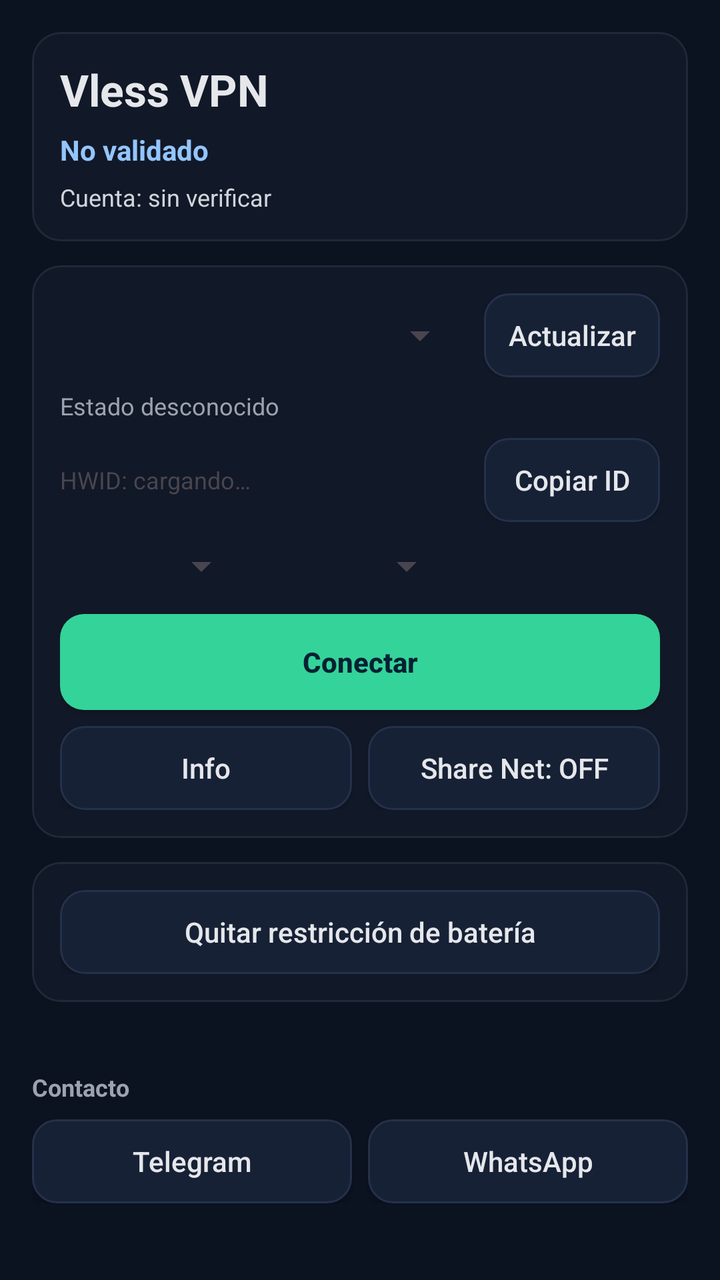
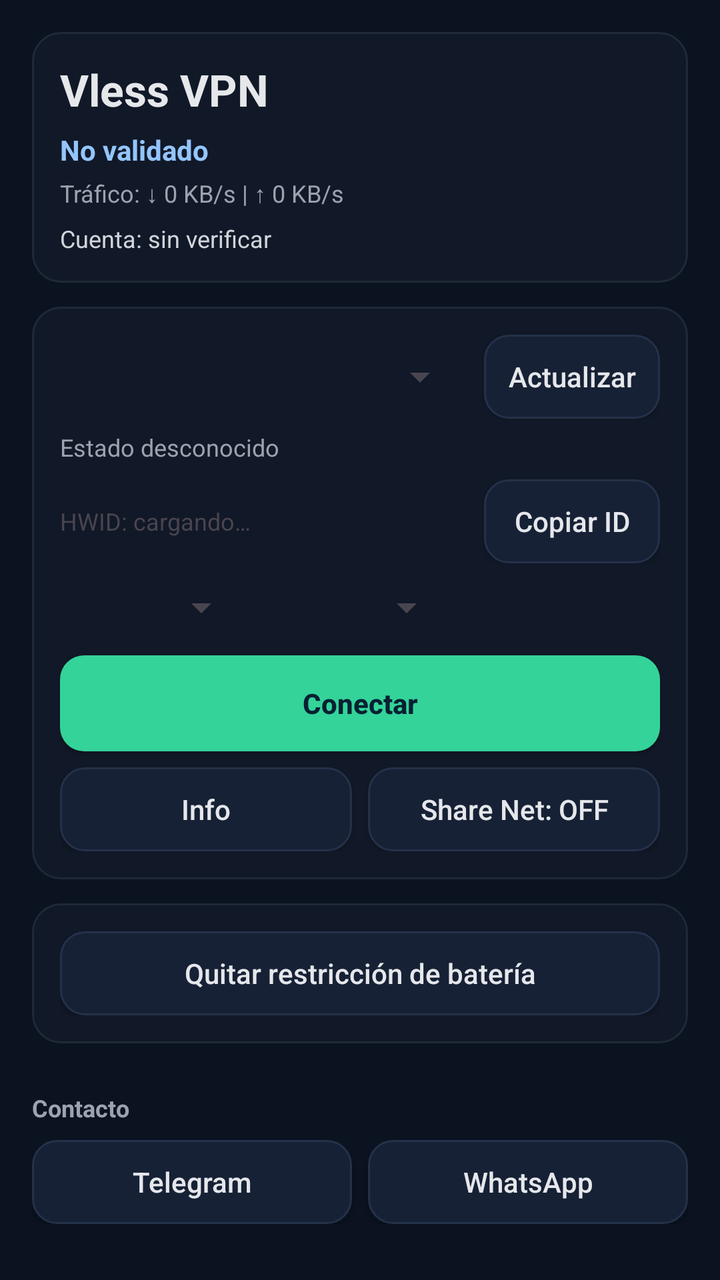

Screens rendered from an Android XML layout before and after an edit, with the pre-edit source and the edit as a unified diff.
<!-- AndroidManifest.xml: application theme Theme.LocalVpnProxy -->
<!-- res/layout/activity_main.xml -->
<?xml version="1.0" encoding="utf-8"?>
<androidx.constraintlayout.widget.ConstraintLayout xmlns:android="http://schemas.android.com/apk/res/android"
    xmlns:app="http://schemas.android.com/apk/res-auto"
    android:layout_width="match_parent"
    android:layout_height="match_parent"
    android:background="#0B1220"
    android:padding="16dp">

    <LinearLayout
        android:id="@+id/headerCard"
        android:layout_width="0dp"
        android:layout_height="wrap_content"
        android:background="@drawable/card_surface"
        android:orientation="vertical"
        android:padding="14dp"
        app:layout_constraintEnd_toEndOf="parent"
        app:layout_constraintStart_toStartOf="parent"
        app:layout_constraintTop_toTopOf="parent">

        <TextView
            android:layout_width="match_parent"
            android:layout_height="wrap_content"
            android:text="@string/app_name"
            android:textColor="#E5E7EB"
            android:textSize="22sp"
            android:textStyle="bold" />

        <TextView
            android:id="@+id/statusLabel"
            android:layout_width="match_parent"
            android:layout_height="wrap_content"
            android:layout_marginTop="6dp"
            android:text="@string/status_not_validated"
            android:textColor="#93C5FD"
            android:textSize="14sp"
            android:textStyle="bold" />

        <TextView
            android:id="@+id/accountLabel"
            android:layout_width="match_parent"
            android:layout_height="wrap_content"
            android:layout_marginTop="6dp"
            android:text="@string/account_unknown"
            android:textColor="#D1D5DB"
            android:textSize="12sp" />
    </LinearLayout>

    <LinearLayout
        android:id="@+id/configCard"
        android:layout_width="0dp"
        android:layout_height="wrap_content"
        android:layout_marginTop="12dp"
        android:background="@drawable/card_surface"
        android:orientation="vertical"
        android:padding="14dp"
        app:layout_constraintEnd_toEndOf="parent"
        app:layout_constraintStart_toStartOf="parent"
        app:layout_constraintTop_toBottomOf="@id/headerCard">

        <LinearLayout
            android:layout_width="match_parent"
            android:layout_height="wrap_content"
            android:gravity="center_vertical"
            android:orientation="horizontal">

            <Spinner
                android:id="@+id/serverSpinner"
                android:layout_width="0dp"
                android:layout_height="wrap_content"
                android:layout_weight="1" />

            <Button
                android:id="@+id/updateServersButton"
                android:layout_width="wrap_content"
                android:layout_height="wrap_content"
                android:layout_marginStart="8dp"
                android:background="@drawable/button_ghost"
                android:minHeight="42dp"
                android:text="@string/update_servers"
                android:textAllCaps="false"
                android:textColor="#E5E7EB" />
        </LinearLayout>

        <TextView
            android:id="@+id/serverStateLabel"
            android:layout_width="match_parent"
            android:layout_height="wrap_content"
            android:layout_marginTop="6dp"
            android:text="@string/server_state_unknown"
            android:textColor="#9CA3AF"
            android:textSize="12sp" />

        <LinearLayout
            android:layout_width="match_parent"
            android:layout_height="wrap_content"
            android:layout_marginTop="8dp"
            android:gravity="center_vertical"
            android:orientation="horizontal">

            <TextView
                android:id="@+id/hwidLabel"
                android:layout_width="0dp"
                android:layout_height="wrap_content"
                android:layout_weight="1"
                android:text="@string/hwid_label"
                android:textSize="12sp" />

            <Button
                android:id="@+id/copyIdButton"
                android:layout_width="wrap_content"
                android:layout_height="wrap_content"
                android:background="@drawable/button_ghost"
                android:minHeight="42dp"
                android:paddingHorizontal="12dp"
                android:text="@string/copy_id"
                android:textAllCaps="false"
                android:textColor="#E5E7EB" />
        </LinearLayout>

        <LinearLayout
            android:layout_width="match_parent"
            android:layout_height="wrap_content"
            android:layout_marginTop="10dp"
            android:gravity="center_vertical"
            android:orientation="horizontal">

            <Spinner
                android:id="@+id/tunStackSpinner"
                android:layout_width="0dp"
                android:layout_height="wrap_content"
                android:layout_weight="1" />

            <Spinner
                android:id="@+id/muxProtocolSpinner"
                android:layout_width="0dp"
                android:layout_height="wrap_content"
                android:layout_marginStart="8dp"
                android:layout_weight="1" />

            <Spinner
                android:id="@+id/muxStreamsSpinner"
                android:layout_width="0dp"
                android:layout_height="wrap_content"
                android:layout_marginStart="8dp"
                android:layout_weight="1"
                android:background="@drawable/button_ghost" />
        </LinearLayout>

        <Button
            android:id="@+id/startVpnButton"
            android:layout_width="match_parent"
            android:layout_height="wrap_content"
            android:layout_marginTop="12dp"
            android:background="@drawable/button_primary"
            android:minHeight="48dp"
            android:text="@string/start_vpn"
            android:textAllCaps="false"
            android:textColor="#062032"
            android:textStyle="bold" />

        <LinearLayout
            android:layout_width="match_parent"
            android:layout_height="wrap_content"
            android:layout_marginTop="8dp"
            android:orientation="horizontal">

            <Button
                android:id="@+id/infoButton"
                android:layout_width="0dp"
                android:layout_height="wrap_content"
                android:layout_weight="1"
                android:background="@drawable/button_ghost"
                android:minHeight="42dp"
                android:text="@string/info_title"
                android:textAllCaps="false"
                android:textColor="#E5E7EB" />

            <Button
                android:id="@+id/shareProxyButton"
                android:layout_width="0dp"
                android:layout_height="wrap_content"
                android:layout_marginStart="8dp"
                android:layout_weight="1"
                android:background="@drawable/button_ghost"
                android:minHeight="42dp"
                android:text="@string/share_net_off"
                android:textAllCaps="false"
                android:textColor="#E5E7EB" />
        </LinearLayout>
    </LinearLayout>

    <LinearLayout
        android:id="@+id/toolsCard"
        android:layout_width="0dp"
        android:layout_height="wrap_content"
        android:layout_marginTop="12dp"
        android:background="@drawable/card_surface"
        android:orientation="vertical"
        android:padding="14dp"
        app:layout_constraintEnd_toEndOf="parent"
        app:layout_constraintStart_toStartOf="parent"
        app:layout_constraintTop_toBottomOf="@id/configCard">

        <Button
            android:id="@+id/batteryButton"
            android:layout_width="match_parent"
            android:layout_height="wrap_content"
            android:background="@drawable/button_ghost"
            android:minHeight="42dp"
            android:text="@string/battery_button"
            android:textAllCaps="false"
            android:textColor="#E5E7EB" />
    </LinearLayout>

    <LinearLayout
        android:id="@+id/contactBar"
        android:layout_width="0dp"
        android:layout_height="wrap_content"
        android:layout_marginTop="12dp"
        android:orientation="vertical"
        app:layout_constraintBottom_toBottomOf="parent"
        app:layout_constraintEnd_toEndOf="parent"
        app:layout_constraintStart_toStartOf="parent"
        app:layout_constraintTop_toBottomOf="@id/toolsCard">

        <TextView
            android:layout_width="match_parent"
            android:layout_height="wrap_content"
            android:text="@string/contact_title"
            android:textColor="#9CA3AF"
            android:textSize="12sp"
            android:textStyle="bold" />

        <LinearLayout
            android:layout_width="match_parent"
            android:layout_height="wrap_content"
            android:layout_marginTop="8dp"
            android:orientation="horizontal">

            <Button
                android:id="@+id/telegramButton"
                android:layout_width="0dp"
                android:layout_height="wrap_content"
                android:layout_weight="1"
                android:background="@drawable/button_ghost"
                android:minHeight="42dp"
                android:text="@string/contact_telegram"
                android:textAllCaps="false"
                android:textColor="#E5E7EB" />

            <Button
                android:id="@+id/whatsappButton"
                android:layout_width="0dp"
                android:layout_height="wrap_content"
                android:layout_marginStart="8dp"
                android:layout_weight="1"
                android:background="@drawable/button_ghost"
                android:minHeight="42dp"
                android:text="@string/contact_whatsapp"
                android:textAllCaps="false"
                android:textColor="#E5E7EB" />
        </LinearLayout>
    </LinearLayout>

</androidx.constraintlayout.widget.ConstraintLayout>
<!-- resources referenced by this layout -->
<resources>
  <!-- drawable button_ghost (drawable) -->
  <?xml version="1.0" encoding="utf-8"?>
  <ripple xmlns:android="http://schemas.android.com/apk/res/android" android:color="#2FFFFFFF">
      <item>
          <shape>
              <solid android:color="#172135" />
              <corners android:radius="12dp" />
              <stroke android:width="1dp" android:color="#24314A" />
          </shape>
      </item>
  </ripple>
  <!-- drawable button_primary (drawable) -->
  <?xml version="1.0" encoding="utf-8"?>
  <ripple xmlns:android="http://schemas.android.com/apk/res/android" android:color="#66FFFFFF">
      <item>
          <shape>
              <solid android:color="#34D399" />
              <corners android:radius="12dp" />
          </shape>
      </item>
  </ripple>
  <!-- drawable card_surface (drawable) -->
  <?xml version="1.0" encoding="utf-8"?>
  <shape xmlns:android="http://schemas.android.com/apk/res/android">
      <solid android:color="#111827" />
      <corners android:radius="14dp" />
      <stroke android:width="1dp" android:color="#1F2937" />
      <padding
          android:left="12dp"
          android:top="12dp"
          android:right="12dp"
          android:bottom="12dp" />
  </shape>
  <string name="account_unknown">Cuenta: sin verificar</string>
  <string name="app_name">Vless VPN</string>
  <string name="battery_button">Quitar restricción de batería</string>
  <string name="contact_telegram">Telegram</string>
  <string name="contact_title">Contacto</string>
  <string name="contact_whatsapp">WhatsApp</string>
  <string name="copy_id">Copiar ID</string>
  <string name="hwid_label">HWID: cargando…</string>
  <string name="info_title">Info</string>
  <string name="server_state_unknown">Estado desconocido</string>
  <string name="share_net_off">Share Net: OFF</string>
  <string name="start_vpn">Conectar</string>
  <string name="status_not_validated">No validado</string>
  <string name="update_servers">Actualizar</string>
  <style name="Theme.LocalVpnProxy" parent="Theme.Material3.Light.NoActionBar">
          <item name="android:statusBarColor">@android:color/transparent</item>
          <item name="android:navigationBarColor">@android:color/black</item>
      </style>
</resources>

<!-- the commit's change to res/layout/activity_main.xml (unified diff, before → after) -->
@@ -36,6 +36,15 @@
             android:textStyle="bold" />
 
         <TextView
+            android:id="@+id/trafficLabel"
+            android:layout_width="match_parent"
+            android:layout_height="wrap_content"
+            android:layout_marginTop="4dp"
+            android:text="@string/traffic_idle"
+            android:textColor="#9CA3AF"
+            android:textSize="12sp" />
+
+        <TextView
             android:id="@+id/accountLabel"
             android:layout_width="match_parent"
             android:layout_height="wrap_content"
<!-- resource entries referenced after the edit -->
@@ -46,6 +46,7 @@
   <string name="share_net_off">Share Net: OFF</string>
   <string name="start_vpn">Conectar</string>
   <string name="status_not_validated">No validado</string>
+  <string name="traffic_idle">Tráfico: ↓ 0 KB/s | ↑ 0 KB/s</string>
   <string name="update_servers">Actualizar</string>
   <style name="Theme.LocalVpnProxy" parent="Theme.Material3.Light.NoActionBar">
           <item name="android:statusBarColor">@android:color/transparent</item>
